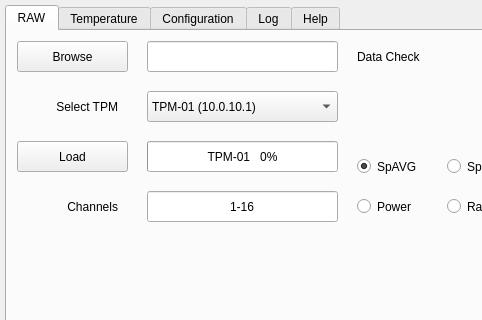
amattana/skalab, file Gui/skalab_playback.ui: the form before one commit; both pictures show x 0 to 482 and y 0 to 320 of the 1175 by 914 pixel window.
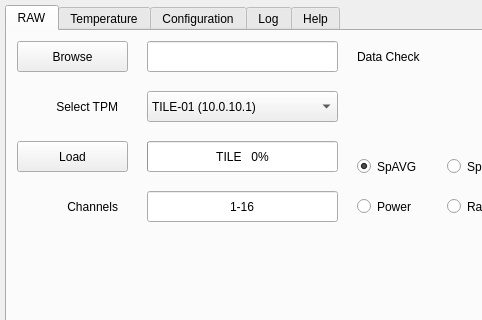
The form after the commit.

The edit to the form file:
```diff
--- a/Gui/skalab_playback.ui
+++ b/Gui/skalab_playback.ui
@@ -674,7 +674,7 @@
       <number>0</number>
      </property>
      <property name="format">
-      <string>TPM-01   %p%</string>
+      <string>TILE   %p%</string>
      </property>
     </widget>
     <widget class="QPushButton" name="qbutton_load">
@@ -723,7 +723,7 @@
      </property>
      <item>
       <property name="text">
-       <string>TPM-01 (10.0.10.1)</string>
+       <string>TILE-01 (10.0.10.1)</string>
       </property>
      </item>
      <item>
```
Left out of the diff: 14 changed lines with no effect on the pictures.
